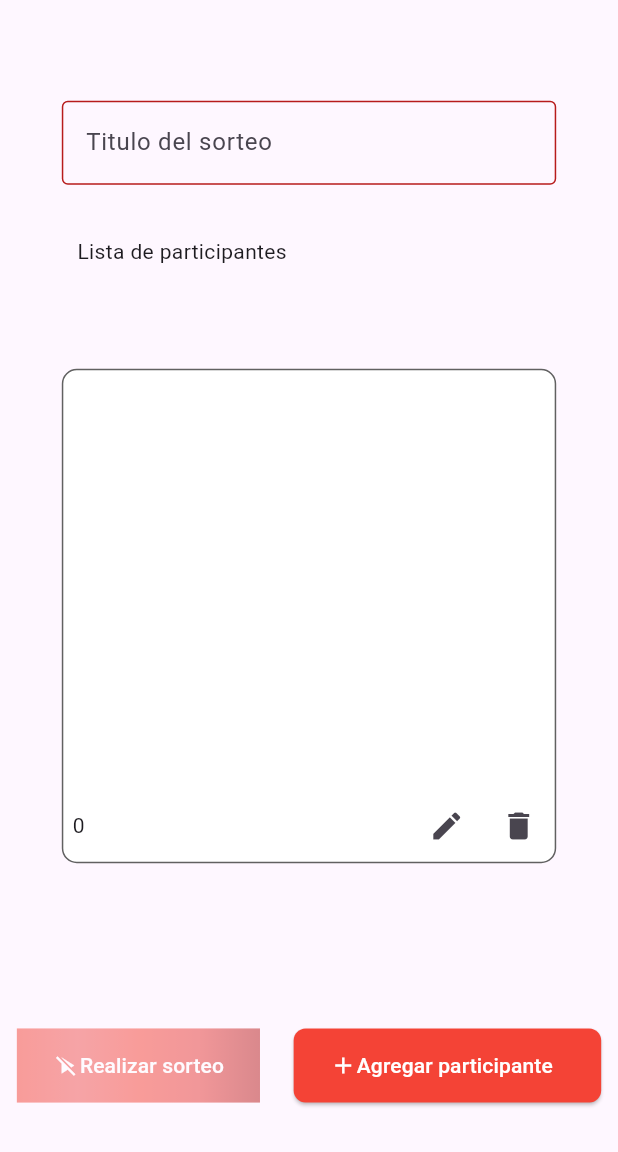
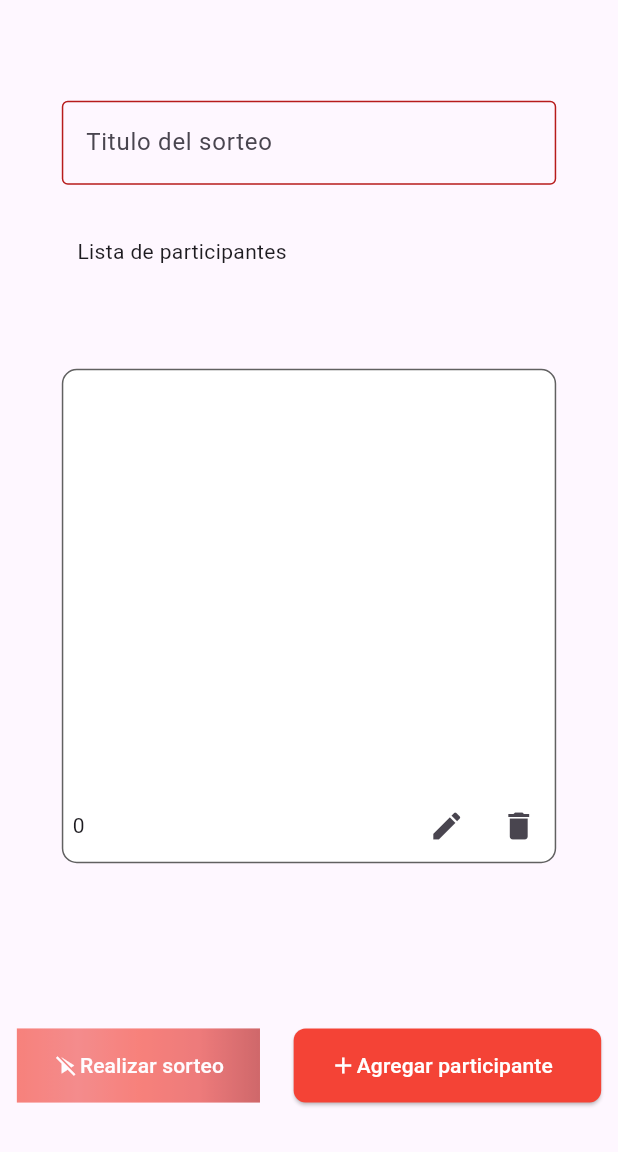
Before and after one commit to cordobash/sorteame_app, a Flutter app: the screen it shows after launch, after a tap on the "menu" icon, after a tap on the "delete" icon, on a phone screen of 412 x 824 dp, the part 84-1236 px from its top. Run offline on Flutter 3.47's test engine with Material 3 defaults, Android fonts, the light colour scheme and no system bars; our stand-ins replace confetti, file_picker, hive, hive_flutter, shared_preferences, simple_icons and 1 more; missing offline and left inert: mailto; accounts and stored records are empty; Roboto replaces fonts that are missing (Cerdaville).

Commit message:
El gradiente del boton de realizar sorteo ya se actualiza

```diff
--- a/lib/main.dart
+++ b/lib/main.dart
@@ -76,7 +76,9 @@ class _MyAppState extends State<MyApp> {
   Color _colorContenedorBorder = Colors.grey.shade700;
   bool? _visibleLabel = false;
 
-  final List<Color> _gradienteRosaRojoAzul = [
+  late List<dynamic> _gradiente;
+
+  List<Color> _gradienteRosaRojoAzul = [
     colorGlobal,
     colorGlobal.shade400,
     colorGlobal.shade500,
@@ -151,12 +153,16 @@ class _MyAppState extends State<MyApp> {
       indiceListaColores = prefs.getInt('key_indicecolor') ?? 0;
       // colorGlobal = listaColores[indiceListaColores];
       colorGlobal = context.read<MainProvider>().colorGlobal;
+
+      // colorGlobal = Colors.blue;
+
       S.load((indiceEnumIdiomas == 0) ? Locale('es') : Locale('en'));
     });
   }
 
   @override
   Widget build(BuildContext context) {
+    _gradiente = context.watch<MainProvider>().gradiente;
     _deviceWidth = MediaQuery.of(context).size.width;
     _deviceHeight = MediaQuery.of(context).size.height;
 
@@ -231,15 +237,16 @@ class _MyAppState extends State<MyApp> {
                         fontWeight: FontWeight.w700,
                         fontFamily: 'Cerdaville'),
                   ),
-                  decoration: BoxDecoration(color: colorGlobal.shade700),
+                  decoration: BoxDecoration(
+                      color: context.watch<MainProvider>().colorGlobal),
                 ),
                 Builder(builder: (context) {
                   return ListTile(
                     leading: Icon(
                       Icons.menu,
                       color: (_selectedIndex == 0)
-                          ? colorGlobal
-                          : colorGlobal.shade900,
+                          ? context.read<MainProvider>().colorGlobal
+                          : Colors.black,
                     ),
                     selected: (_selectedIndex == 0) ? true : false,
                     onTap: () {
@@ -248,7 +255,7 @@ class _MyAppState extends State<MyApp> {
                         Navigator.pop(context);
                       });
                     },
-                    selectedColor: colorGlobal,
+                    selectedColor: context.read<MainProvider>().colorGlobal,
                     title: Text(S.current.nav_main),
                   );
                 }),
@@ -257,8 +264,8 @@ class _MyAppState extends State<MyApp> {
                     leading: Icon(
                       Icons.history,
                       color: (_selectedIndex == 1)
-                          ? colorGlobal
-                          : colorGlobal.shade900,
+                          ? context.read<MainProvider>().colorGlobal
+                          : Colors.black,
                     ),
                     onTap: () {
                       setState(() {
@@ -267,7 +274,7 @@ class _MyAppState extends State<MyApp> {
                       });
                     },
                     selected: (_selectedIndex == 1) ? true : false,
-                    selectedColor: colorGlobal,
+                    selectedColor: context.read<MainProvider>().colorGlobal,
                     title: Text(S.current.nav_history),
                   );
                 }),
@@ -276,8 +283,8 @@ class _MyAppState extends State<MyApp> {
                     leading: Icon(
                       Icons.settings,
                       color: (_selectedIndex == 2)
-                          ? colorGlobal
-                          : colorGlobal.shade900,
+                          ? context.read<MainProvider>().colorGlobal
+                          : Colors.black,
                     ),
                     onTap: () {
                       setState(() {
@@ -286,7 +293,7 @@ class _MyAppState extends State<MyApp> {
                       });
                     },
                     selected: (_selectedIndex == 2) ? true : false,
-                    selectedColor: colorGlobal,
+                    selectedColor: context.read<MainProvider>().colorGlobal,
                     title: Text(S.current.nav_settings),
                   );
                 }),
@@ -295,8 +302,8 @@ class _MyAppState extends State<MyApp> {
                     leading: Icon(
                       Icons.message,
                       color: (_selectedIndex == 3)
-                          ? colorGlobal
-                          : colorGlobal.shade900,
+                          ? context.read<MainProvider>().colorGlobal
+                          : Colors.black,
                     ),
                     selected: (_selectedIndex == 3) ? true : false,
                     onTap: () {
@@ -305,7 +312,7 @@ class _MyAppState extends State<MyApp> {
                         Navigator.pop(context);
                       });
                     },
-                    selectedColor: colorGlobal,
+                    selectedColor: context.read<MainProvider>().colorGlobal,
                     title: Text(S.current.nav_about),
                   );
                 }),
@@ -494,8 +501,7 @@ class _MyAppState extends State<MyApp> {
             ],
           ),
           style: ElevatedButton.styleFrom(
-            backgroundColor:
-                (colorGlobal != Colors.white) ? colorGlobal : Colors.black,
+            backgroundColor: context.read<MainProvider>().colorGlobal,
             shape: RoundedRectangleBorder(
               borderRadius: BorderRadius.circular(8),
             ),
@@ -563,10 +569,12 @@ class _MyAppState extends State<MyApp> {
             obscureText: false,
             decoration: InputDecoration(
                 enabledBorder: OutlineInputBorder(
-                  borderSide: BorderSide(color: colorGlobal.shade900),
+                  borderSide: BorderSide(
+                      color: context.read<MainProvider>().colorGlobal.shade900),
                 ),
                 focusedBorder: OutlineInputBorder(
-                  borderSide: BorderSide(color: colorGlobal),
+                  borderSide: BorderSide(
+                      color: context.read<MainProvider>().colorGlobal),
                 ),
                 errorText:
                     (_mostrarErrorText || _validarCaracteres(vTituloSorteo))
@@ -673,11 +681,11 @@ class _MyAppState extends State<MyApp> {
                     _validarCaracteres(vTituloSorteo) == false &&
                     textEditingController.text.toString().codeUnitAt(0) != 32)
                 ? 1.0
-                : 0.5,
+                : 0.65,
             child: Container(
               decoration: BoxDecoration(
-                  gradient:
-                      LinearGradient(colors: [..._gradienteRosaRojoAzul])),
+                gradient: LinearGradient(colors: [..._gradiente]),
+              ),
               child: ElevatedButton(
                 style: ElevatedButton.styleFrom(
                     backgroundColor: Colors.transparent,
@@ -788,7 +796,7 @@ class _MyAppState extends State<MyApp> {
             // "${_nombreArchivoSeleccionado.substring(1, _nombreArchivoSeleccionado.length - 1)}"),
             ElevatedButton(
                 style: ElevatedButton.styleFrom(
-                    backgroundColor: colorGlobal.shade900,
+                    backgroundColor: context.read<MainProvider>().colorGlobal,
                     shadowColor: Colors.black,
                     shape: RoundedRectangleBorder(
                         borderRadius: BorderRadius.circular(7))),
@@ -823,7 +831,7 @@ class _MyAppState extends State<MyApp> {
           },
           child: Text(
             S.current.exit,
-            style: TextStyle(color: colorGlobal),
+            style: TextStyle(color: context.read<MainProvider>().colorGlobal),
           ),
         )
       ],
@@ -862,14 +870,16 @@ class _MyAppState extends State<MyApp> {
               SystemChannels.platform.invokeMethod('SystemNavigator.pop'),
           child: Text(
             S.current.exit,
-            style: TextStyle(color: colorGlobal.shade900),
+            style: TextStyle(
+                color: context.read<MainProvider>().colorGlobal.shade900),
           ),
         ),
         TextButton(
           onPressed: () => Navigator.pop(context),
           child: Text(
             S.current.cancel,
-            style: TextStyle(color: colorGlobal.shade900),
+            style: TextStyle(
+                color: context.read<MainProvider>().colorGlobal.shade900),
           ),
         )
       ],
@@ -987,7 +997,8 @@ class _MyAppState extends State<MyApp> {
                 },
             child: Text(
               S.current.cancel,
-              style: TextStyle(color: colorGlobal.shade900),
+              style: TextStyle(
+                  color: context.read<MainProvider>().colorGlobal.shade900),
             ))
       ],
     );
@@ -1014,7 +1025,7 @@ class _MyAppState extends State<MyApp> {
             style: TextStyle(color: Colors.white),
           ),
           style: ElevatedButton.styleFrom(
-              backgroundColor: colorGlobal,
+              backgroundColor: context.read<MainProvider>().colorGlobal,
               shape: RoundedRectangleBorder(
                   borderRadius: BorderRadius.circular(5)),
               shadowColor: Colors.black),
@@ -1057,7 +1068,8 @@ class _MyAppState extends State<MyApp> {
               width: 150,
               height: 40,
               decoration: BoxDecoration(
-                  color: colorGlobal, borderRadius: BorderRadius.circular(10)),
+                  color: context.read<MainProvider>().colorGlobal,
+                  borderRadius: BorderRadius.circular(10)),
               child: Center(
                 child: SingleChildScrollView(
                   scrollDirection: Axis.horizontal,
@@ -1090,7 +1102,8 @@ class _MyAppState extends State<MyApp> {
           },
           child: Text(
             S.current.ok,
-            style: TextStyle(color: colorGlobal.shade900),
+            style: TextStyle(
+                color: context.read<MainProvider>().colorGlobal.shade900),
           ),
         )
       ],
--- a/lib/provider/main_provider.dart
+++ b/lib/provider/main_provider.dart
@@ -2,7 +2,6 @@ import 'package:flutter/material.dart';
 import 'package:shared_preferences/shared_preferences.dart';
 
 class MainProvider extends ChangeNotifier {
-  late Color _colorGlobal;
   late int _indiceListaColores = 0;
   List<Color> _listaColores = [
     Colors.red,
@@ -13,15 +12,27 @@ class MainProvider extends ChangeNotifier {
     Colors.purple
   ];
 
+  List<Color> _gradiente = [];
   // Getters
   // Color get colorGlobal => _colorGlobal;
   int get indiceListaColores => _indiceListaColores;
-  Color get colorGlobal => _listaColores[indiceListaColores];
+  dynamic get colorGlobal => _listaColores[indiceListaColores];
+  List<dynamic> get gradiente => obtenerGradiente();
 
   // Setters
   cambiarIndice(int indice) {
     _indiceListaColores = indice;
     notifyListeners();
+  }
+
+  obtenerGradiente() {
+    return [
+      colorGlobal,
+      colorGlobal.shade400,
+      colorGlobal.shade500,
+      colorGlobal.shade600,
+      colorGlobal.shade900
+    ];
   }
 
   Future<void> guardarDatos() async {
```
